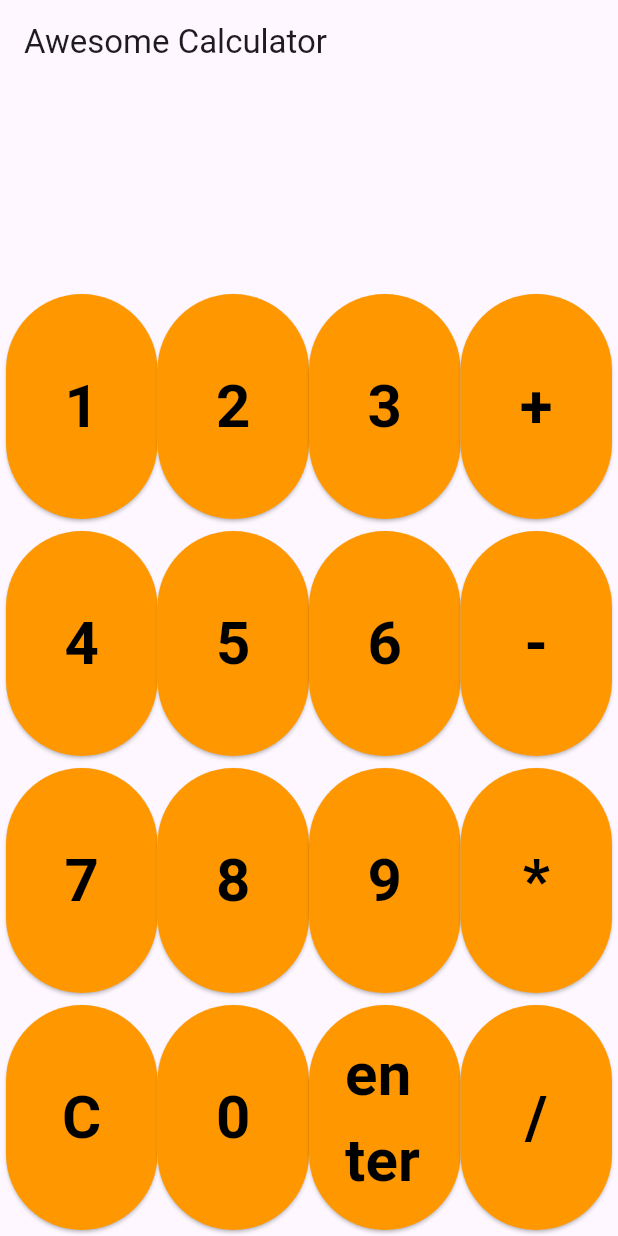
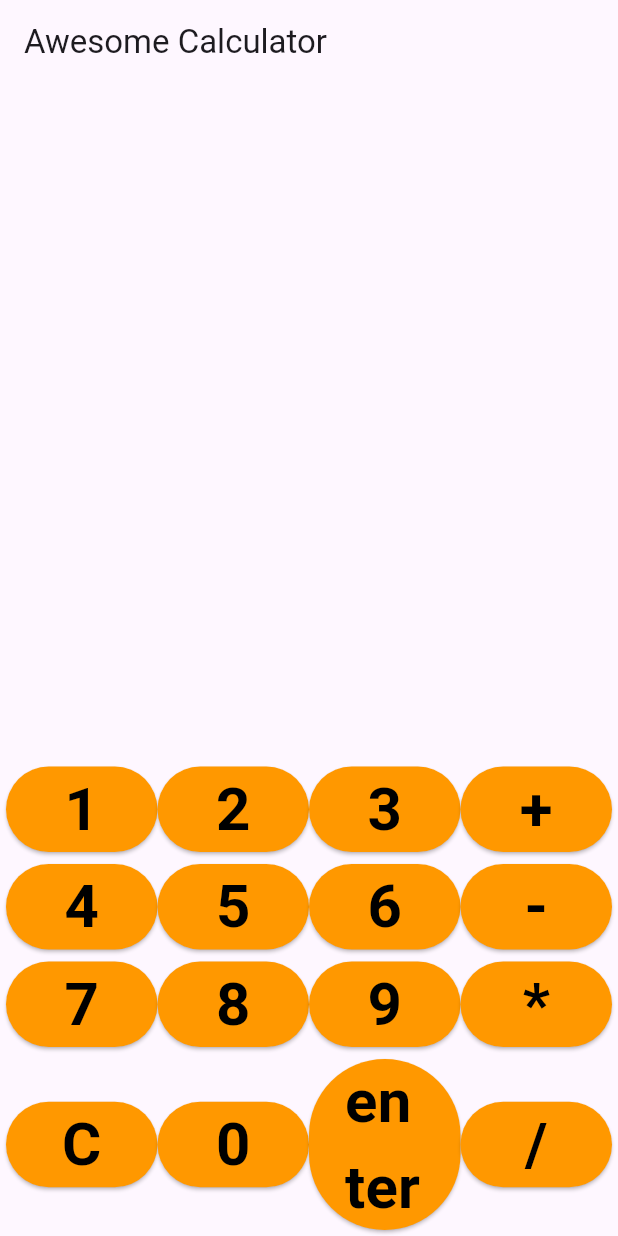
Before and after one commit to jonasjakobsen1152/rpn_calculator, a Flutter app: the screen it shows after launch, on a phone screen of 412 x 824 dp. Run offline on Flutter 3.47's test engine with Material 3 defaults, Android fonts, the phone set to English and light mode, and no system bars.

Commit message:
Update main.dart

```diff
--- a/lib/main.dart
+++ b/lib/main.dart
@@ -23,7 +23,7 @@ class _MyAppState extends State<MyApp> {
         elevatedButtonTheme: ElevatedButtonThemeData(
           style: ButtonStyle(
             backgroundColor: MaterialStateProperty.all(Colors.orange),
-            minimumSize: MaterialStateProperty.all(const Size(150, 150)),
+            minimumSize: MaterialStateProperty.all(const Size(50, 50)),
           ),
         ),
       ),
```
